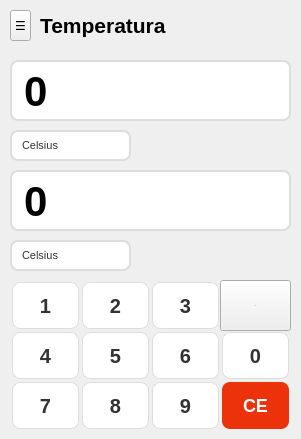
Qt form Calculadora/calculadora.ui (ruilopes14/calculadora-teste) before a commit.
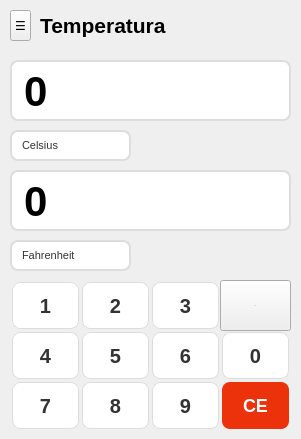
The same form after that commit. Icons and pictures are not drawn.

Patch:
```diff
--- a/Calculadora/calculadora.ui
+++ b/Calculadora/calculadora.ui
@@ -1847,6 +1847,11 @@
         height: 10px;
     }</string>
      </property>
+     <item>
+      <property name="text">
+       <string>Fahrenheit</string>
+      </property>
+     </item>
      <item>
       <property name="text">
        <string>Celsius</string>
```
Left out of the diff: 29 changed lines with no effect on the pictures.
